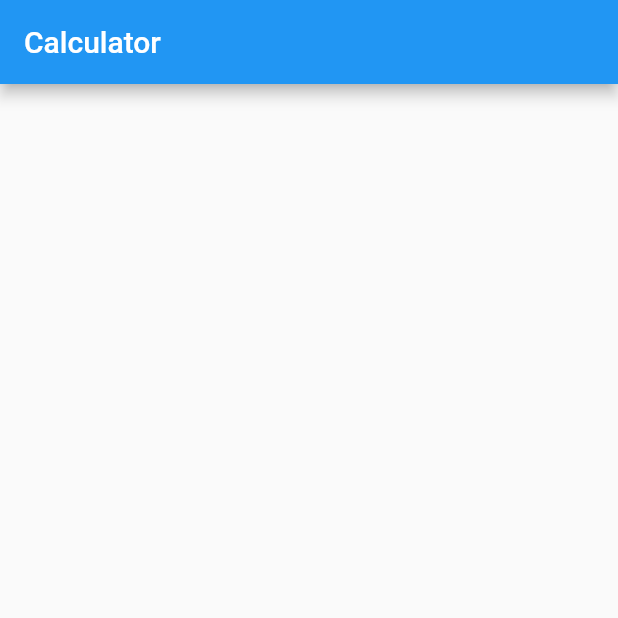
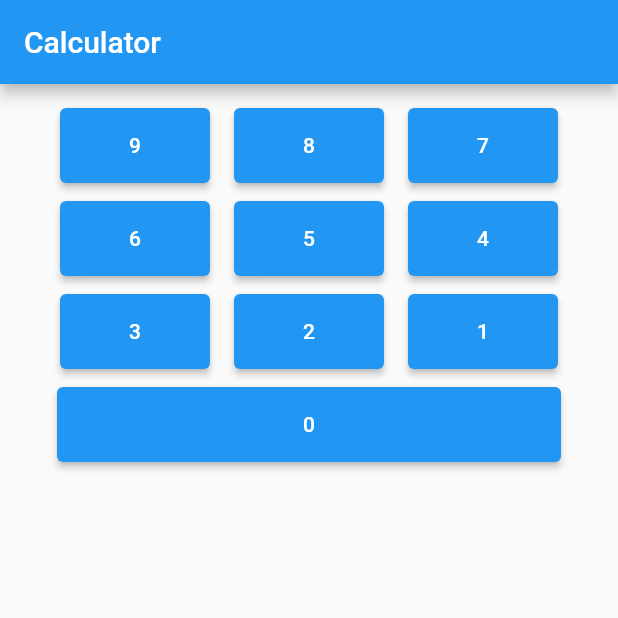
Before and after one commit to danielh-oliveira/calculadora_flutter, a Flutter app: the screen it shows after launch, on a phone screen of 412 x 824 dp, the top half of it. Run offline on Flutter 3.47's test engine with Material 2 defaults, Android fonts, the phone set to English and light mode, and no system bars.

Commit message:
add botoes com sizedBox e onPressed

```diff
--- a/lib/main.dart
+++ b/lib/main.dart
@@ -1,6 +1,6 @@
 import 'package:flutter/material.dart';
 
-void main() => runApp(MyApp());
+void main() => runApp(const MyApp());
 
 class MyApp extends StatelessWidget {
   const MyApp({super.key});
@@ -35,10 +35,91 @@ class _CalculatorState extends State<Calculator> {
         padding: const EdgeInsets.all(16.0),
         child: Column(
           children: [
-            // TODO: Define buttons here
+            teclado(),
           ],
         ),
       ),
     );
   }
 }
+
+Widget teclado() {
+  return Column(
+    children: [
+      Padding(
+        padding: const EdgeInsets.only(bottom: 12.0),
+        child: Row(
+          mainAxisAlignment: MainAxisAlignment.center,
+          children: [
+            botaoNumero("9"),
+            const SizedBox(width: 16),
+            botaoNumero("8"),
+            const SizedBox(width: 16),
+            botaoNumero("7"),
+          ],
+        ),
+      ),
+      Padding(
+        padding: const EdgeInsets.only(bottom: 12.0),
+        child: Row(
+          mainAxisAlignment: MainAxisAlignment.center,
+          children: [
+            botaoNumero("6"),
+            const SizedBox(width: 16),
+            botaoNumero("5"),
+            const SizedBox(width: 16),
+            botaoNumero("4"),
+          ],
+        ),
+      ),
+      Padding(
+        padding: const EdgeInsets.only(bottom: 12.0),
+        child: Row(
+          mainAxisAlignment: MainAxisAlignment.center,
+          children: [
+            botaoNumero("3"),
+            const SizedBox(width: 16),
+            botaoNumero("2"),
+            const SizedBox(width: 16),
+            botaoNumero("1"),
+          ],
+        ),
+      ),
+      Padding(
+        padding: const EdgeInsets.only(bottom: 12.0),
+        child: Row(
+          mainAxisAlignment: MainAxisAlignment.center,
+          children: [
+            botaoNumero("0", 336.0),
+          ],
+        ),
+      ),
+    ],
+  );
+}
+
+Widget botaoNumero(String numero, [double? sizedBoxW]) {
+  if (sizedBoxW == null) {
+    return SizedBox(
+      width: 100,
+      height: 50,
+      child: ElevatedButton(
+        onPressed: () => aoClicarNumero(numero),
+        child: Text(numero),
+      ),
+    );
+  } else {
+    return SizedBox(
+      width: sizedBoxW,
+      height: 50,
+      child: ElevatedButton(
+        onPressed: () => aoClicarNumero(numero),
+        child: Text(numero),
+      ),
+    );
+  }
+}
+
+aoClicarNumero(String numero) {
+  print(numero);
+}
```
